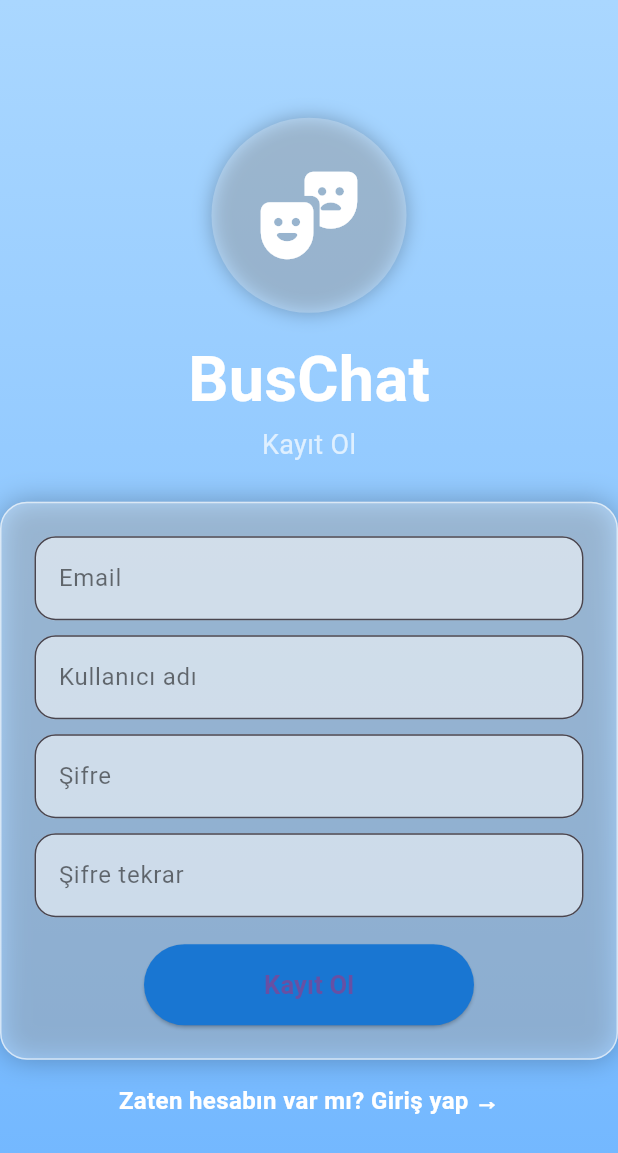
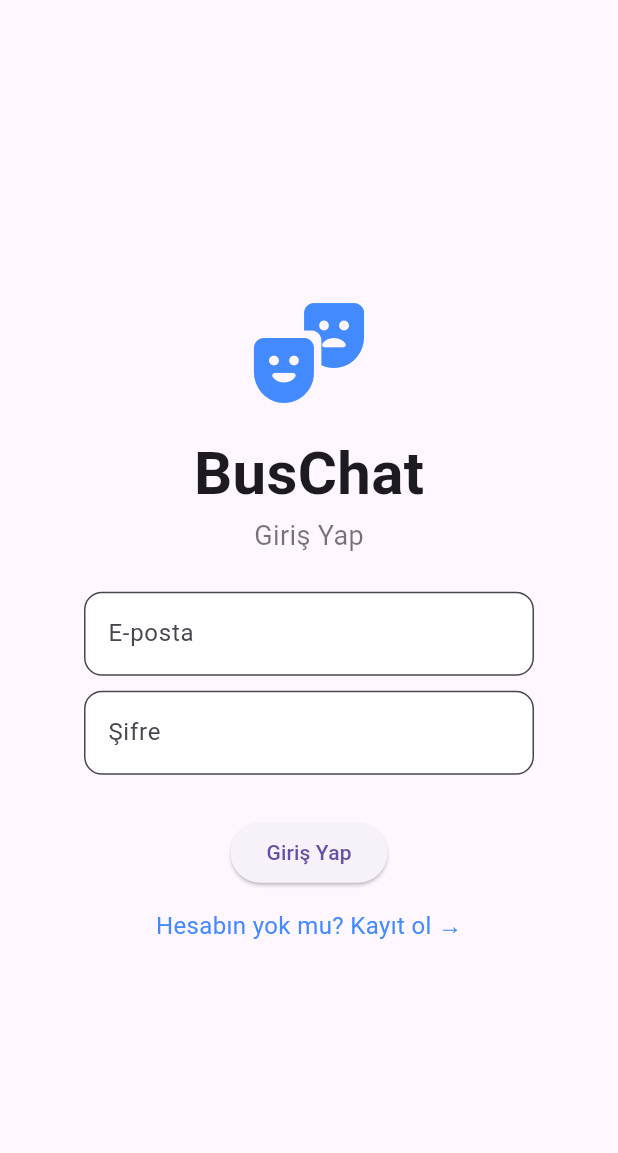
Before and after one commit to qcqdzsrmrh-dev/buschat, a Flutter app: the screen it shows after launch, on a phone screen of 412 x 824 dp. Shown: the top 1153 px of the screen. Run offline on Flutter 3.47's test engine with Material 3 defaults, Android fonts, the phone set to English and light mode, and no system bars; our stand-ins replace shared_preferences.

Commit message:
Auth system basic working | Stored username in profile | Day finished

```diff
--- a/lib/screens/auth_screen.dart
+++ b/lib/screens/auth_screen.dart
@@ -1,6 +1,7 @@
 import 'package:flutter/material.dart';
+import 'package:shared_preferences/shared_preferences.dart';
 import '../services/auth_service.dart';
-import '../main.dart'; // MainNavigation'a geçmek için
+import '../main.dart';
 
 class AuthScreen extends StatefulWidget {
   const AuthScreen({super.key});
@@ -10,212 +11,193 @@ class AuthScreen extends StatefulWidget {
 }
 
 class _AuthScreenState extends State<AuthScreen> {
-  bool showLogin = false; // false -> signup ilk gelsin
+  bool isLogin = true; // true = Giriş Yap, false = Kayıt Ol
 
   final email = TextEditingController();
   final username = TextEditingController();
   final password = TextEditingController();
-  final confirmPass = TextEditingController();
+  final confirmPassword = TextEditingController();
 
-  String? errorMessage;
+  String? errorText; // hata veya bilgi mesajı
 
   @override
   Widget build(BuildContext context) {
     return Scaffold(
-      body: Container(
-        width: double.infinity,
-        decoration: const BoxDecoration(
-          gradient: LinearGradient(
-            colors: [Color(0xFFAAD7FF), Color(0xFF70B6FF)],
-            begin: Alignment.topCenter,
-            end: Alignment.bottomCenter,
-          ),
-        ),
-        child: SafeArea(
-          child: Center(
-            child: SingleChildScrollView(
-              child: Column(
-                mainAxisAlignment: MainAxisAlignment.center,
-                children: [
-                  // LOGO
-                  Container(
-                    padding: const EdgeInsets.all(30),
-                    decoration: BoxDecoration(
-                      shape: BoxShape.circle,
-                      color: Colors.white.withOpacity(.25),
-                      boxShadow: const [
-                        BoxShadow(color: Colors.black26, blurRadius: 10),
-                      ],
-                    ),
-                    child: const Icon(
-                      Icons.theater_comedy_rounded,
-                      size: 70,
-                      color: Colors.white,
+      body: Center(
+        child: SingleChildScrollView(
+          child: Column(
+            children: [
+              const Icon(
+                Icons.theater_comedy_rounded,
+                size: 80,
+                color: Colors.blueAccent,
+              ),
+              const SizedBox(height: 12),
+              const Text(
+                "BusChat",
+                style: TextStyle(fontSize: 40, fontWeight: FontWeight.bold),
+              ),
+              Text(
+                isLogin ? "Giriş Yap" : "Kayıt Ol",
+                style: const TextStyle(fontSize: 18, color: Colors.black54),
+              ),
+              const SizedBox(height: 24),
+
+              // E-posta
+              _field("E-posta", email),
+
+              // Kayıt modundaysak kullanıcı adı da göster
+              if (!isLogin) ...[
+                const SizedBox(height: 10),
+                _field("Kullanıcı adı (sadece kayıt)", username),
+              ],
+
+              const SizedBox(height: 10),
+              _field("Şifre", password, obs: true),
+
+              if (!isLogin) ...[
+                const SizedBox(height: 10),
+                _field("Şifre tekrar", confirmPassword, obs: true),
+              ],
+
+              const SizedBox(height: 10),
+
+              if (errorText != null)
+                Padding(
+                  padding: const EdgeInsets.symmetric(horizontal: 16.0),
+                  child: Text(
+                    errorText!,
+                    textAlign: TextAlign.center,
+                    style: TextStyle(
+                      color: errorText!.startsWith("✅")
+                          ? Colors.green
+                          : Colors.red,
                     ),
                   ),
-                  const SizedBox(height: 15),
-                  const Text(
-                    "BusChat",
-                    style: TextStyle(
-                      fontSize: 42,
-                      fontWeight: FontWeight.bold,
-                      color: Colors.white,
-                    ),
+                ),
+
+              const SizedBox(height: 18),
+              ElevatedButton(
+                onPressed: _handleAuth,
+                child: Text(isLogin ? "Giriş Yap" : "Kayıt Ol"),
+              ),
+
+              const SizedBox(height: 12),
+              InkWell(
+                onTap: () {
+                  setState(() {
+                    isLogin = !isLogin;
+                    errorText = null;
+                    password.clear();
+                    confirmPassword.clear();
+                  });
+                },
+                child: Text(
+                  isLogin
+                      ? "Hesabın yok mu? Kayıt ol →"
+                      : "Zaten hesabın var mı? Giriş yap →",
+                  style: const TextStyle(
+                    color: Colors.blueAccent,
+                    fontSize: 16,
                   ),
-                  Text(
-                    showLogin ? "Giriş Yap" : "Kayıt Ol",
-                    style: const TextStyle(fontSize: 18, color: Colors.white70),
-                  ),
-                  const SizedBox(height: 25),
-
-                  // FORM
-                  Container(
-                    width: 500,
-                    padding: const EdgeInsets.all(22),
-                    decoration: BoxDecoration(
-                      color: Colors.white.withOpacity(.30),
-                      borderRadius: BorderRadius.circular(18),
-                      border: Border.all(color: Colors.white60),
-                      boxShadow: const [
-                        BoxShadow(color: Colors.black26, blurRadius: 15),
-                      ],
-                    ),
-                    child: Column(
-                      children: [
-                        _field("Email", email),
-                        if (!showLogin) ...[
-                          const SizedBox(height: 10),
-                          _field("Kullanıcı adı", username),
-                        ],
-                        const SizedBox(height: 10),
-                        _field("Şifre", password, pass: true),
-                        if (!showLogin) ...[
-                          const SizedBox(height: 10),
-                          _field("Şifre tekrar", confirmPass, pass: true),
-                        ],
-                        const SizedBox(height: 12),
-                        if (errorMessage != null)
-                          Text(
-                            errorMessage!,
-                            style: const TextStyle(
-                              color: Colors.red,
-                              fontWeight: FontWeight.bold,
-                            ),
-                          ),
-                        const SizedBox(height: 6),
-                        _button(
-                          showLogin ? "Giriş Yap" : "Kayıt Ol",
-                          _handleAuth,
-                        ),
-                      ],
-                    ),
-                  ),
-
-                  const SizedBox(height: 15),
-                  GestureDetector(
-                    onTap: () {
-                      setState(() {
-                        showLogin = !showLogin;
-                        errorMessage = null;
-                      });
-                    },
-                    child: Text(
-                      showLogin
-                          ? "Hesabın yok mu? Kayıt ol →"
-                          : "Zaten hesabın var mı? Giriş yap →",
-                      style: const TextStyle(
-                        color: Colors.white,
-                        fontSize: 16,
-                        fontWeight: FontWeight.w600,
-                      ),
-                    ),
-                  ),
-                ],
+                ),
               ),
-            ),
+            ],
           ),
         ),
       ),
     );
   }
 
-  // 🔥 LOGIN & SIGNUP ÇALIŞAN YER
+  // 🔥 LOGIN & SIGNUP İŞLEMLERİ (SADELEŞTİRİLMİŞ VE GÜVENLİ)
   void _handleAuth() async {
     final auth = AuthService();
+    Map? res;
 
-    if (!showLogin && password.text != confirmPass.text) {
-      setState(() => errorMessage = "Şifreler uyuşmuyor ❗");
-      return;
-    }
+    if (!isLogin) {
+      // KAYIT MODU
+      if (email.text.trim().isEmpty ||
+          username.text.trim().isEmpty ||
+          password.text.trim().isEmpty ||
+          confirmPassword.text.trim().isEmpty) {
+        setState(() => errorText = "Lütfen tüm alanları doldur.");
+        return;
+      }
 
-    Map? result;
+      if (password.text.trim() != confirmPassword.text.trim()) {
+        setState(() => errorText = "Şifreler uyuşmuyor.");
+        return;
+      }
 
-    if (showLogin) {
-      // LOGIN
-      result = await auth.login(email.text.trim(), password.text.trim());
-    } else {
-      // SIGNUP
-      result = await auth.signup(
+      res = await auth.signup(
         email.text.trim(),
         username.text.trim(),
         password.text.trim(),
       );
-    }
 
-    if (result != null) {
-      if (!showLogin) {
-        // ✅ Signup’tan sonra: OTOMATİK GİRİŞ YOK
-        // Sadece login moduna geçiyoruz.
-        setState(() {
-          showLogin = true;
-          errorMessage = "Kayıt başarılı ✔ Şimdi giriş yapabilirsiniz.";
-        });
-      } else {
-        // ✅ LOGIN BAŞARILI → UYGULAMAYA GİR
-        final uname = result["username"] ?? "kullanıcı";
-        Navigator.pushReplacement(
-          context,
-          MaterialPageRoute(builder: (_) => MainNavigation(username: uname)),
+      if (res == null || res["success"] != true) {
+        setState(
+          () => errorText =
+              "Kayıt başarısız. Email veya kullanıcı adı kullanılıyor olabilir.",
         );
+        return;
       }
+
+      // Kayıt başarılı → login moduna dön, mail kalsın, info mesajı göster
+      setState(() {
+        isLogin = true;
+        errorText = "✅ Kayıt başarılı! Şimdi email ve şifrenle giriş yap.";
+        password.clear();
+        confirmPassword.clear();
+      });
+
+      return;
     } else {
-      setState(() => errorMessage = "Bilgiler hatalı ❗");
+      // GİRİŞ MODU (SADECE E-POSTA + ŞİFRE)
+      if (email.text.trim().isEmpty || password.text.trim().isEmpty) {
+        setState(() => errorText = "Lütfen email ve şifre gir.");
+        return;
+      }
+
+      res = await auth.login(email.text.trim(), password.text.trim());
+
+      if (res == null || res["success"] != true) {
+        setState(() => errorText = "Giriş başarısız. Email veya şifre hatalı.");
+        return;
+      }
+
+      final userName = (res["username"] ?? email.text.trim()).toString();
+
+      // Kullanıcı adını kaydet
+      final prefs = await SharedPreferences.getInstance();
+      await prefs.setString("username", userName);
+
+      // Profil + app içi kısımlara geç
+      Navigator.pushReplacement(
+        context,
+        MaterialPageRoute(builder: (_) => MainNavigation(username: userName)),
+      );
     }
   }
 }
 
-// UI helpers
-Widget _field(String text, TextEditingController c, {bool pass = false}) {
-  return TextField(
-    controller: c,
-    obscureText: pass,
-    decoration: InputDecoration(
-      hintText: text,
-      filled: true,
-      fillColor: Colors.white.withOpacity(.55),
-      hintStyle: const TextStyle(color: Colors.black54),
-      border: OutlineInputBorder(
-        borderRadius: BorderRadius.circular(14),
-        borderSide: const BorderSide(color: Colors.white),
+// ------------------------------------------------------
+// INPUT TASARIMI
+// ------------------------------------------------------
+Widget _field(String hint, TextEditingController c, {bool obs = false}) {
+  return SizedBox(
+    width: 300,
+    child: TextField(
+      controller: c,
+      obscureText: obs,
+      enableSuggestions: !obs,
+      autocorrect: !obs,
+      decoration: InputDecoration(
+        hintText: hint,
+        border: OutlineInputBorder(borderRadius: BorderRadius.circular(12)),
+        filled: true,
+        fillColor: Colors.white,
       ),
     ),
   );
 }
-
-Widget _button(String text, VoidCallback action) {
-  return SizedBox(
-    width: 220,
-    height: 54,
-    child: ElevatedButton(
-      onPressed: action,
-      style: ElevatedButton.styleFrom(
-        backgroundColor: Colors.blue.shade700,
-        shape: RoundedRectangleBorder(borderRadius: BorderRadius.circular(30)),
-      ),
-      child: Text(
-        text,
-        style: const TextStyle(fontSize: 17, fontWeight: FontWeight.bold),
-      ),
-    ),
-  );
-}
--- a/lib/services/auth_service.dart
+++ b/lib/services/auth_service.dart
@@ -2,8 +2,9 @@ import 'dart:convert';
 import 'package:http/http.dart' as http;
 
 class AuthService {
-  final String baseUrl = "http://localhost:3000/auth"; // backend url'i
+  final String baseUrl = "http://localhost:3000/auth";
 
+  // 🔥 SIGNUP
   Future<Map?> signup(String email, String username, String password) async {
     final response = await http.post(
       Uri.parse("$baseUrl/signup"),
@@ -14,24 +15,24 @@ class AuthService {
         "password": password,
       }),
     );
+
     if (response.statusCode == 200) {
-      return jsonDecode(response.body);
-    } else {
-      return null;
+      return jsonDecode(response.body); // 🔥 Map döner
     }
+    return null;
   }
 
-  Future<Map?> login(String email, String password) async {
+  // 🔥 LOGIN — email veya username ile giriş
+  Future<Map?> login(String emailOrUsername, String password) async {
     final response = await http.post(
       Uri.parse("$baseUrl/login"),
       headers: {"Content-Type": "application/json"},
-      body: jsonEncode({"email": email, "password": password}),
+      body: jsonEncode({"email": emailOrUsername, "password": password}),
     );
 
     if (response.statusCode == 200) {
-      return jsonDecode(response.body);
-    } else {
-      return null;
+      return jsonDecode(response.body); // 🔥 Map döner
     }
+    return null;
   }
 }
--- a/pubspec.yaml
+++ b/pubspec.yaml
@@ -19,6 +19,7 @@ dependencies:
 
   # 🔥 API REQUESTS (Login, Signup, Profile)
   http: ^1.2.0
+  shared_preferences: ^2.5.3
 
 dev_dependencies:
   flutter_test:
```
Also changed, not shown: lib/main.dart (+27 -36 lines), lib/pages/profile_page.dart (+48 -34 lines), pubspec.lock, 2 other files.
